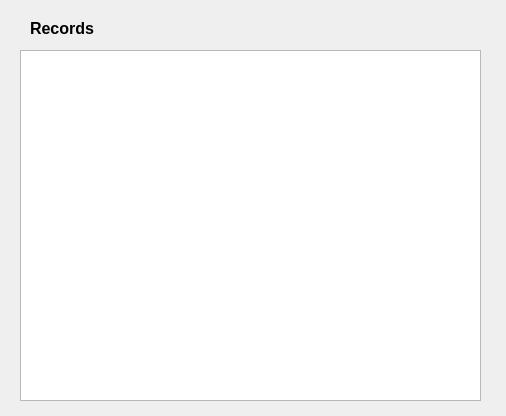
AcademyAutograder/Autograder-0.1, file InstaGrader/commontable.ui: the form before one commit.
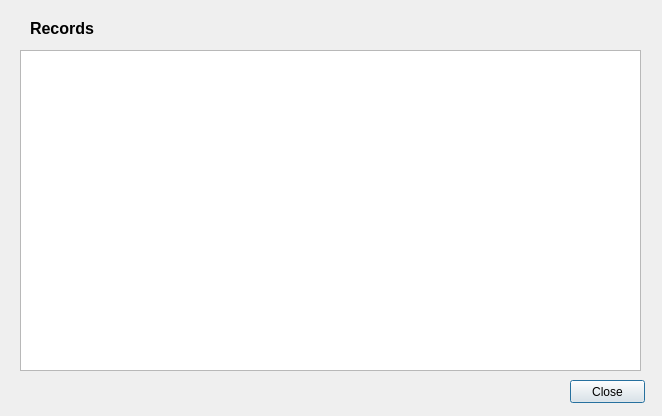
The form after the commit.

```diff
--- a/InstaGrader/commontable.ui
+++ b/InstaGrader/commontable.ui
@@ -6,7 +6,7 @@
    <rect>
     <x>0</x>
     <y>0</y>
-    <width>506</width>
+    <width>662</width>
     <height>416</height>
    </rect>
   </property>
@@ -18,8 +18,8 @@
     <rect>
      <x>20</x>
      <y>50</y>
-     <width>461</width>
-     <height>351</height>
+     <width>621</width>
+     <height>321</height>
     </rect>
    </property>
   </widget>
@@ -43,6 +43,19 @@
     <string>Records</string>
    </property>
   </widget>
+  <widget class="QPushButton" name="CreateQuizCancelbutton">
+   <property name="geometry">
+    <rect>
+     <x>570</x>
+     <y>380</y>
+     <width>75</width>
+     <height>23</height>
+    </rect>
+   </property>
+   <property name="text">
+    <string>Close</string>
+   </property>
+  </widget>
  </widget>
  <resources/>
  <connections/>
```
